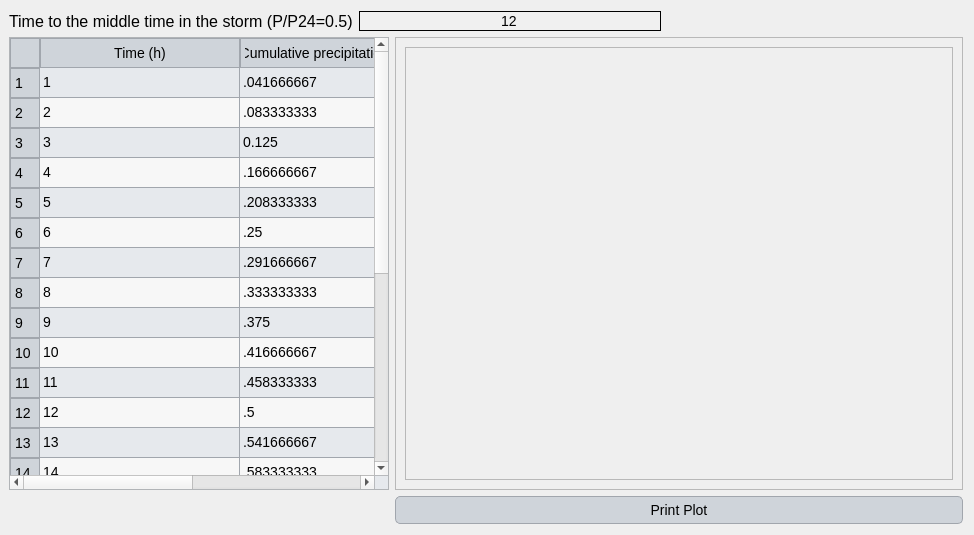
Before: the Qt Designer form Source_code/ui/user_defined_storm_type.ui in Inigobarbe/VFSMOD-GUI, drawn with Qt 5.
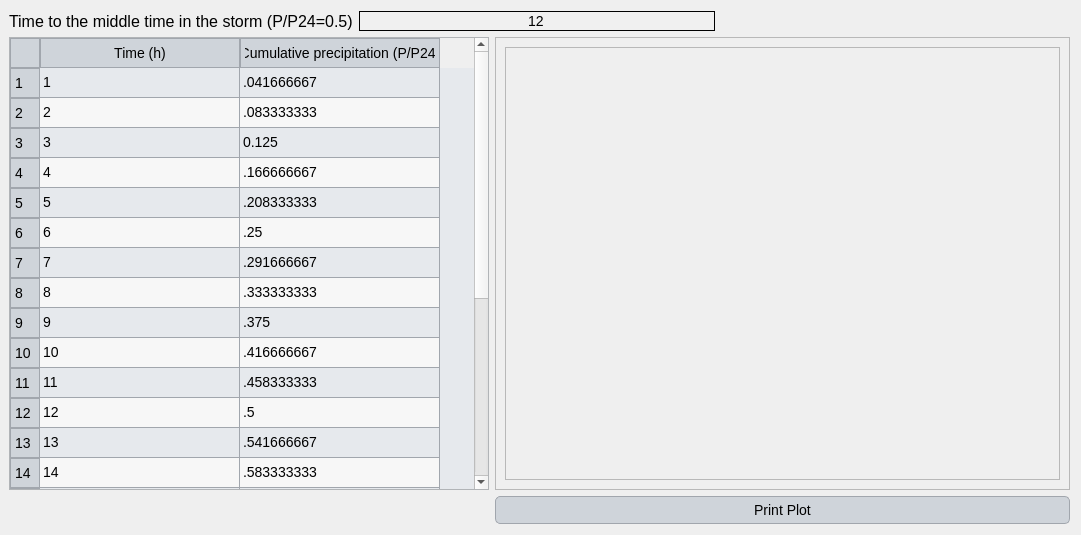
After: the same form once the commit is applied.

```diff
--- a/Source_code/ui/user_defined_storm_type.ui
+++ b/Source_code/ui/user_defined_storm_type.ui
@@ -6,7 +6,7 @@
    <rect>
     <x>0</x>
     <y>0</y>
-    <width>974</width>
+    <width>1081</width>
     <height>535</height>
    </rect>
   </property>
@@ -127,7 +127,7 @@
     <widget class="QTableWidget" name="tableWidget">
      <property name="minimumSize">
       <size>
-       <width>380</width>
+       <width>480</width>
        <height>0</height>
       </size>
      </property>
```
